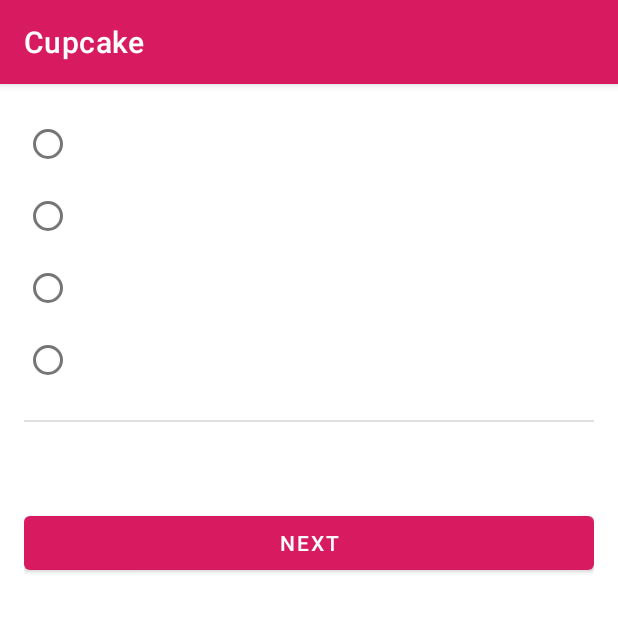
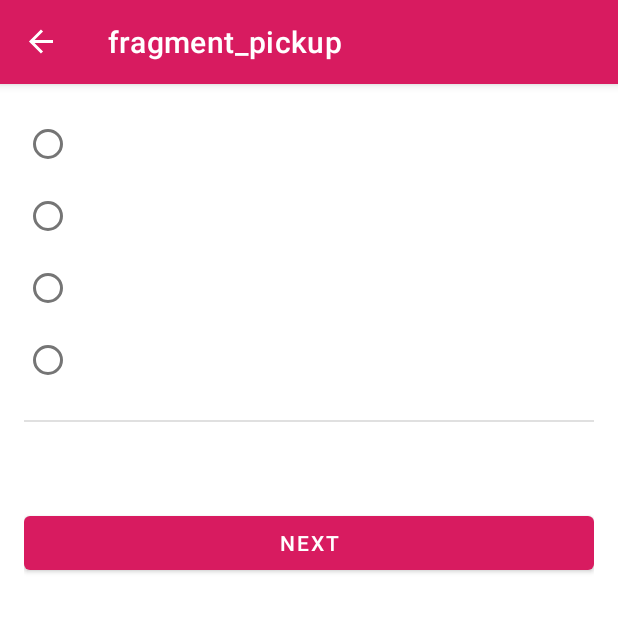
Before and after one commit to daniapm/Cupcake-App, an Android app: the PickupFragment screen opened through its navigation route, on a phone screen of 412 x 824 dp, the top half of it. Run offline under Robolectric (Android 15) with nearby library versions, the phone set to English and light mode, and no system bars; our stand-ins replace data binding, navigation-ui.

Commit message:
Completing the navigation graph

```diff
--- a/app/build.gradle
+++ b/app/build.gradle
@@ -2,6 +2,7 @@ plugins {
     id 'com.android.application'
     id 'kotlin-android'
     id 'kotlin-kapt'
+    id 'androidx.navigation.safeargs.kotlin'
 }
 
 android {
--- a/app/src/main/java/com/example/cupcake/FlavorFragment.kt
+++ b/app/src/main/java/com/example/cupcake/FlavorFragment.kt
@@ -21,6 +21,8 @@ import android.view.View
 import android.view.ViewGroup
 import android.widget.Toast
 import androidx.fragment.app.Fragment
+import androidx.navigation.Navigation.findNavController
+import androidx.navigation.fragment.findNavController
 import com.example.cupcake.databinding.FragmentFlavorBinding
 
 /**
@@ -54,7 +56,7 @@ class FlavorFragment : Fragment() {
      * Navigate to the next screen to choose pickup date.
      */
     fun goToNextScreen() {
-        Toast.makeText(activity, "Next", Toast.LENGTH_SHORT).show()
+        findNavController().navigate(R.id.action_flavorFragment_to_pickupFragment)
     }
 
     /**
--- a/app/src/main/java/com/example/cupcake/MainActivity.kt
+++ b/app/src/main/java/com/example/cupcake/MainActivity.kt
@@ -15,9 +15,22 @@
  */
 package com.example.cupcake
 
+import android.os.Bundle
 import androidx.appcompat.app.AppCompatActivity
+import androidx.navigation.fragment.NavHostFragment
+import androidx.navigation.ui.setupActionBarWithNavController
 
 /**
  * Activity for cupcake order flow.
  */
-class MainActivity : AppCompatActivity(R.layout.activity_main)
+class MainActivity : AppCompatActivity(R.layout.activity_main) {
+    override fun onCreate(savedInstanceState: Bundle?) {
+        super.onCreate(savedInstanceState)
+
+        val navHostFragment = supportFragmentManager
+            .findFragmentById(R.id.nav_host_fragment) as NavHostFragment
+        val navController = navHostFragment.navController
+
+        setupActionBarWithNavController(navController)
+    }
+}
--- a/app/src/main/java/com/example/cupcake/PickupFragment.kt
+++ b/app/src/main/java/com/example/cupcake/PickupFragment.kt
@@ -21,6 +21,7 @@ import android.view.View
 import android.view.ViewGroup
 import android.widget.Toast
 import androidx.fragment.app.Fragment
+import androidx.navigation.fragment.findNavController
 import com.example.cupcake.databinding.FragmentPickupBinding
 
 /**
@@ -54,7 +55,7 @@ class PickupFragment : Fragment() {
      * Navigate to the next screen to see the order summary.
      */
     fun goToNextScreen() {
-        Toast.makeText(activity, "Next", Toast.LENGTH_SHORT).show()
+        findNavController().navigate(R.id.action_pickupFragment_to_summaryFragment)
     }
 
     /**
--- a/app/src/main/java/com/example/cupcake/StartFragment.kt
+++ b/app/src/main/java/com/example/cupcake/StartFragment.kt
@@ -21,6 +21,8 @@ import android.view.View
 import android.view.ViewGroup
 import android.widget.Toast
 import androidx.fragment.app.Fragment
+import androidx.navigation.Navigation.findNavController
+import androidx.navigation.fragment.findNavController
 import com.example.cupcake.databinding.FragmentStartBinding
 
 /**
@@ -57,7 +59,7 @@ class StartFragment : Fragment() {
      * Start an order with the desired quantity of cupcakes and navigate to the next screen.
      */
     fun orderCupcake(quantity: Int) {
-        Toast.makeText(activity, "Ordered $quantity cupcake(s)", Toast.LENGTH_SHORT).show()
+        findNavController().navigate(R.id.action_startFragment_to_flavorFragment)
     }
 
     /**
--- a/app/src/main/res/navigation/nav_graph.xml
+++ b/app/src/main/res/navigation/nav_graph.xml
@@ -21,21 +21,33 @@
     <fragment
         android:id="@+id/startFragment"
         android:name="com.example.cupcake.StartFragment"
-        android:label="fragment_start"
-        tools:layout="@layout/fragment_start" />
+        android:label="@string/app_name"
+        tools:layout="@layout/fragment_start" >
+        <action
+            android:id="@+id/action_startFragment_to_flavorFragment"
+            app:destination="@id/flavorFragment" />
+    </fragment>
     <fragment
         android:id="@+id/flavorFragment"
         android:name="com.example.cupcake.FlavorFragment"
-        android:label="fragment_flavor"
-        tools:layout="@layout/fragment_flavor" />
+        android:label="@string/choose_flavor"
+        tools:layout="@layout/fragment_flavor" >
+        <action
+            android:id="@+id/action_flavorFragment_to_pickupFragment"
+            app:destination="@id/pickupFragment" />
+    </fragment>
     <fragment
         android:id="@+id/pickupFragment"
         android:name="com.example.cupcake.PickupFragment"
         android:label="fragment_pickup"
-        tools:layout="@layout/fragment_pickup" />
+        tools:layout="@layout/fragment_pickup" >
+        <action
+            android:id="@+id/action_pickupFragment_to_summaryFragment"
+            app:destination="@id/summaryFragment" />
+    </fragment>
     <fragment
         android:id="@+id/summaryFragment"
         android:name="com.example.cupcake.SummaryFragment"
-        android:label="fragment_summary"
+        android:label="@string/order_summary"
         tools:layout="@layout/fragment_summary" />
 </navigation>
--- a/build.gradle
+++ b/build.gradle
@@ -1,6 +1,9 @@
 // Top-level build file where you can add configuration options common to all sub-projects/modules.
 buildscript {
-    ext.kotlin_version = "1.5.31"
+    ext {
+        kotlin_version = "1.5.31"
+        nav_version = "2.3.1"
+    }
     repositories {
         google()
         mavenCentral()
@@ -8,6 +11,8 @@ buildscript {
     dependencies {
         classpath 'com.android.tools.build:gradle:7.0.3'
         classpath "org.jetbrains.kotlin:kotlin-gradle-plugin:$kotlin_version"
+        classpath "androidx.navigation:navigation-safe-args-gradle-plugin:$nav_version"
+
 
         // NOTE: Do not place your application dependencies here; they belong
         // in the individual module build.gradle files
```
